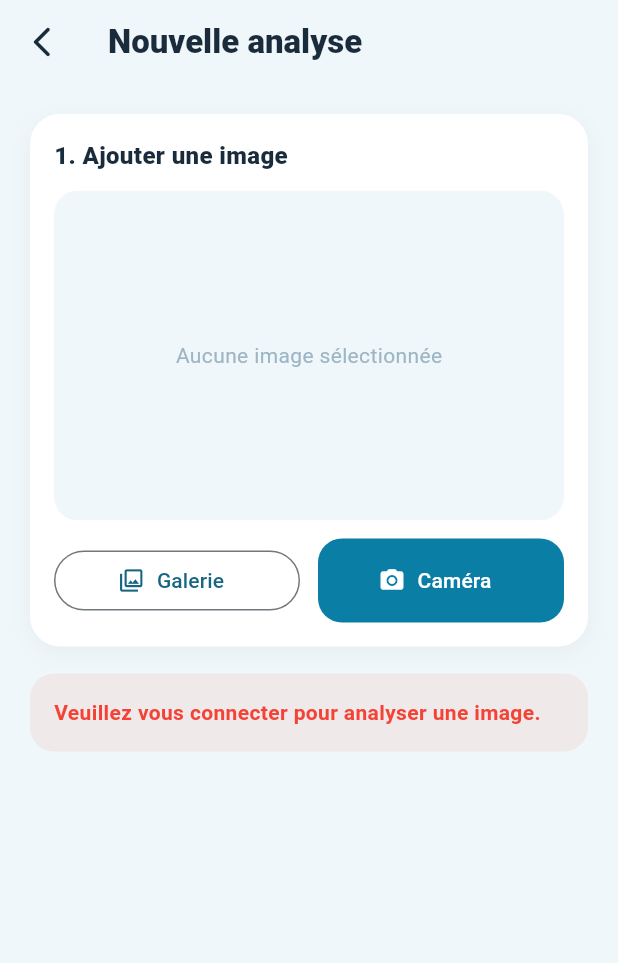
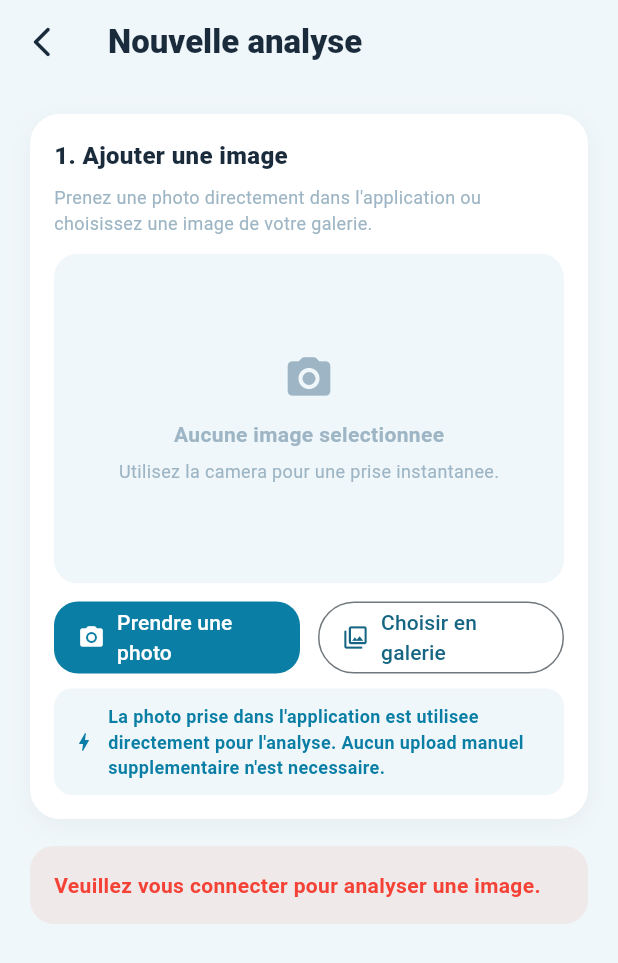
Before and after one commit to Amenii1/Skin_Cancer_App, a Flutter app: the CameraIntakeScreen screen opened by its route, on a phone screen of 412 x 824 dp. Shown: the top 963 px of the screen. Run offline on Flutter 3.47's test engine with Material 3 defaults, Android fonts, the phone set to English and light mode, and no system bars; our stand-ins replace flutter_map, geolocator, go_router, image_picker, latlong2, shared_preferences; accounts and stored records are empty; Roboto replaces fonts that are missing (Nunito).

Commit message:
Add configurable model path and improve camera intake

```diff
--- a/front-end/lib/features/camera/camera_intake_screen.dart
+++ b/front-end/lib/features/camera/camera_intake_screen.dart
@@ -273,6 +273,15 @@ class _CameraIntakeScreenState extends State<CameraIntakeScreen> {
               color: AppColors.textPrimary,
             ),
           ),
+          const SizedBox(height: 8),
+          const Text(
+            'Prenez une photo directement dans l\'application ou choisissez une image de votre galerie.',
+            style: TextStyle(
+              fontFamily: 'Nunito',
+              fontSize: 12,
+              color: AppColors.textHint,
+            ),
+          ),
           const SizedBox(height: 12),
           ClipRRect(
             borderRadius: BorderRadius.circular(16),
@@ -282,36 +291,112 @@ class _CameraIntakeScreenState extends State<CameraIntakeScreen> {
               color: AppColors.bgSoft,
               child: _imageBytes == null
                   ? const Center(
-                      child: Text(
-                        'Aucune image sélectionnée',
-                        style: TextStyle(
-                          fontFamily: 'Nunito',
-                          color: AppColors.textHint,
-                        ),
+                      child: Column(
+                        mainAxisAlignment: MainAxisAlignment.center,
+                        children: [
+                          Icon(
+                            Icons.camera_alt_rounded,
+                            size: 34,
+                            color: AppColors.textHint,
+                          ),
+                          SizedBox(height: 10),
+                          Text(
+                            'Aucune image selectionnee',
+                            style: TextStyle(
+                              fontFamily: 'Nunito',
+                              color: AppColors.textHint,
+                              fontWeight: FontWeight.w700,
+                            ),
+                          ),
+                          SizedBox(height: 6),
+                          Text(
+                            'Utilisez la camera pour une prise instantanee.',
+                            style: TextStyle(
+                              fontFamily: 'Nunito',
+                              fontSize: 12,
+                              color: AppColors.textHint,
+                            ),
+                          ),
+                        ],
                       ),
                     )
-                  : Image.memory(_imageBytes!, fit: BoxFit.cover),
+                  : Stack(
+                      fit: StackFit.expand,
+                      children: [
+                        Image.memory(_imageBytes!, fit: BoxFit.cover),
+                        Positioned(
+                          top: 12,
+                          right: 12,
+                          child: DecoratedBox(
+                            decoration: BoxDecoration(
+                              color: Colors.black.withValues(alpha: 0.55),
+                              borderRadius: BorderRadius.circular(999),
+                            ),
+                            child: IconButton(
+                              onPressed: () => setState(() => _imageBytes = null),
+                              icon: const Icon(Icons.close_rounded, color: Colors.white),
+                              tooltip: 'Retirer l\'image',
+                            ),
+                          ),
+                        ),
+                      ],
+                    ),
             ),
           ),
           const SizedBox(height: 12),
           Row(
             children: [
               Expanded(
-                child: OutlinedButton.icon(
-                  onPressed: () => _pickImage(ImageSource.gallery),
-                  icon: const Icon(Icons.photo_library_outlined),
-                  label: const Text('Galerie'),
+                child: ElevatedButton.icon(
+                  onPressed: () => _pickImage(ImageSource.camera),
+                  icon: const Icon(Icons.camera_alt_rounded),
+                  label: Text(
+                    _imageBytes == null ? 'Prendre une photo' : 'Reprendre une photo',
+                  ),
+                  style: ElevatedButton.styleFrom(
+                    minimumSize: const Size.fromHeight(48),
+                    backgroundColor: AppColors.primary,
+                    foregroundColor: Colors.white,
+                  ),
                 ),
               ),
               const SizedBox(width: 12),
               Expanded(
-                child: ElevatedButton.icon(
-                  onPressed: () => _pickImage(ImageSource.camera),
-                  icon: const Icon(Icons.camera_alt_rounded),
-                  label: const Text('Caméra'),
+                child: OutlinedButton.icon(
+                  onPressed: () => _pickImage(ImageSource.gallery),
+                  icon: const Icon(Icons.photo_library_outlined),
+                  label: const Text('Choisir en galerie'),
+                  style: OutlinedButton.styleFrom(
+                    minimumSize: const Size.fromHeight(48),
+                  ),
                 ),
               ),
             ],
+          ),
+          const SizedBox(height: 10),
+          Container(
+            padding: const EdgeInsets.symmetric(horizontal: 12, vertical: 10),
+            decoration: BoxDecoration(
+              color: AppColors.primary.withValues(alpha: 0.06),
+              borderRadius: BorderRadius.circular(12),
+            ),
+            child: const Row(
+              children: [
+                Icon(Icons.bolt_rounded, color: AppColors.primary, size: 16),
+                SizedBox(width: 8),
+                Expanded(
+                  child: Text(
+                    'La photo prise dans l\'application est utilisee directement pour l\'analyse. Aucun upload manuel supplementaire n\'est necessaire.',
+                    style: TextStyle(
+                      fontFamily: 'Nunito',
+                      fontSize: 12,
+                      fontWeight: FontWeight.w700,
+                      color: AppColors.primary,
+                    ),
+                  ),
+                ),
+              ],
+            ),
           ),
         ],
       ),
```
Also changed, not shown: 4 other files.
